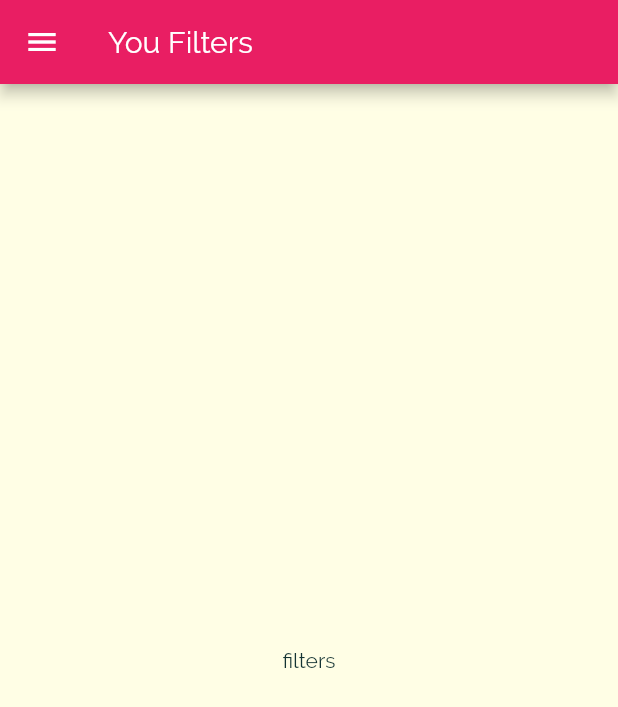
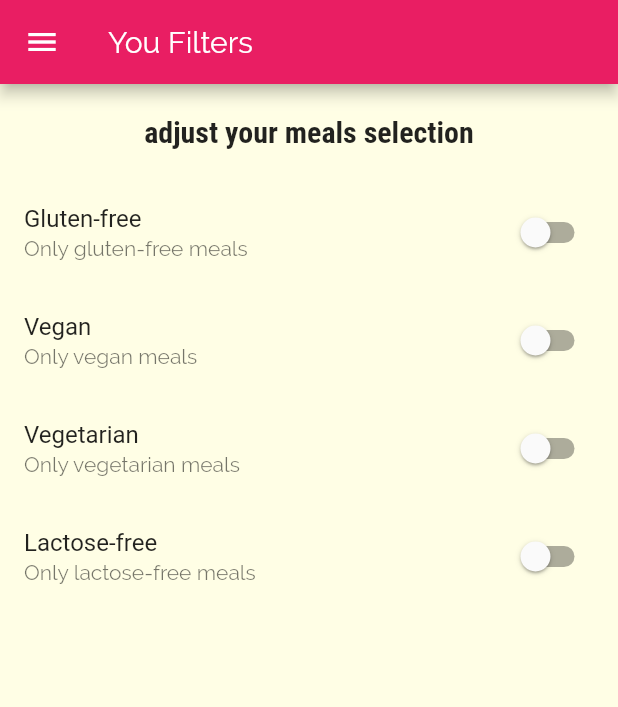
Before and after one commit to Hamdi009/meals_app, a Flutter app: the FiltersScreen screen opened by its route, on a phone screen of 412 x 824 dp. Shown: the top 707 px of the screen. Run offline on Flutter 3.47's test engine with Material 2 defaults, Android fonts, the phone set to English and light mode, and no system bars.

Commit message:
Adding filters with passing data in backward

```diff
--- a/meals_app/lib/screens/filters_screen.dart
+++ b/meals_app/lib/screens/filters_screen.dart
@@ -1,8 +1,28 @@
 import 'package:flutter/material.dart';
 import '../widgets/main_drawer.dart';
 
-class FiltersScreen extends StatelessWidget {
+class FiltersScreen extends StatefulWidget {
   static const routName = '/filters';
+
+  @override
+  _FiltersScreenState createState() => _FiltersScreenState();
+}
+
+class _FiltersScreenState extends State<FiltersScreen> {
+  var _glutenFree = false;
+  var _vegetarian = false;
+  var _vegan = false;
+  var _lactoseFree = false;
+
+  Widget _buildSwitchListTile(String title, String descreption,
+      bool currentValue, final Function(bool) updateValue) {
+    return SwitchListTile(
+      title: Text(title),
+      value: currentValue,
+      subtitle: Text(descreption),
+      onChanged: updateValue,
+    );
+  }
 
   @override
   Widget build(BuildContext context) {
@@ -11,8 +31,70 @@ class FiltersScreen extends StatelessWidget {
         title: Text("You Filters"),
       ),
       drawer: MainDrawer(),
-      body: Center(
-        child: Text('filters'),
+      body: Column(
+        children: <Widget>[
+          Container(
+            padding: EdgeInsets.all(20),
+            child: Text(
+              'adjust your meals selection',
+              style: Theme.of(context).textTheme.headline6,
+            ),
+          ),
+          Expanded(
+            child: ListView(
+              children: [
+                _buildSwitchListTile(
+                  'Gluten-free',
+                  'Only gluten-free meals',
+                  _glutenFree,
+                  (newValue) {
+                    setState(
+                      () {
+                        _glutenFree = newValue;
+                      },
+                    );
+                  },
+                ),
+                _buildSwitchListTile(
+                  "Vegan",
+                  "Only vegan meals",
+                  _vegan,
+                  (newValue) {
+                    setState(
+                      () {
+                        _vegan = newValue;
+                      },
+                    );
+                  },
+                ),
+                _buildSwitchListTile(
+                  "Vegetarian",
+                  "Only vegetarian meals",
+                  _vegetarian,
+                  (newValue) {
+                    setState(
+                      () {
+                        _vegetarian = newValue;
+                      },
+                    );
+                  },
+                ),
+                _buildSwitchListTile(
+                  "Lactose-free",
+                  "Only lactose-free meals",
+                  _lactoseFree,
+                  (newValue) {
+                    setState(
+                      () {
+                        _lactoseFree = newValue;
+                      },
+                    );
+                  },
+                ),
+              ],
+            ),
+          )
+        ],
       ),
     );
   }
```
Also changed, not shown: meals_app/lib/screens/category_meals_screen.dart (+44 -18 lines), meals_app/lib/screens/meal_detail_screen.dart (+9 -3 lines), meals_app/lib/widgets/meal_item.dart (+9 -3 lines).
